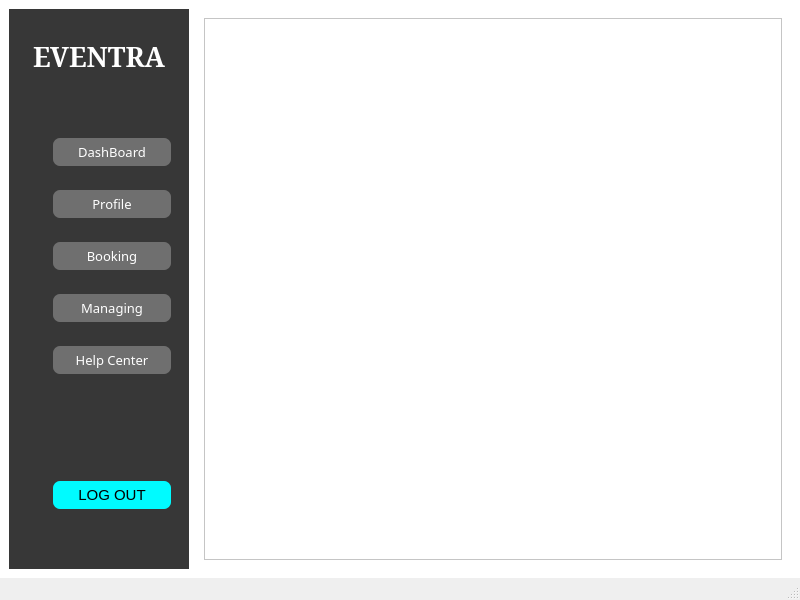
Above: dashboard.ui from Prabin-63/EMS before the change. Below: the same form after it.
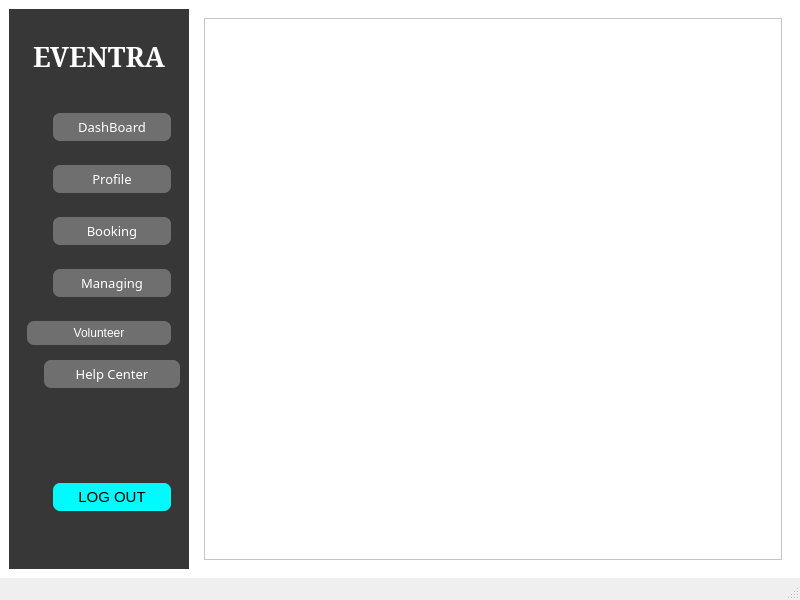
That is the form after the change. Icons and pictures are not drawn.

```diff
--- a/dashboard.ui
+++ b/dashboard.ui
@@ -407,6 +407,28 @@
            </property>
            <layout class="QHBoxLayout" name="horizontalLayout_12">
             <item>
+             <widget class="QPushButton" name="Volunteer">
+              <property name="styleSheet">
+               <string notr="true">QPushButton{
+color:white;
+	background-color: rgb(111, 111, 111);
+padding:5px;
+border:none;
+border-radius:7px;
+}
+QPushButton:hover{
+	background-color: rgb(188, 0, 188);
+}</string>
+              </property>
+              <property name="text">
+               <string>Volunteer</string>
+              </property>
+             </widget>
+            </item>
+           </layout>
+          </widget>
+         </item>
+         <item>
              <layout class="QHBoxLayout" name="horizontalLayout_11">
               <item>
                <widget class="QLabel" name="label_6">
@@ -466,9 +488,6 @@
               </item>
              </layout>
             </item>
-           </layout>
-          </widget>
-         </item>
          <item>
           <spacer name="verticalSpacer_4">
            <property name="orientation">
@@ -608,7 +627,7 @@
      <x>0</x>
      <y>0</y>
      <width>800</width>
-     <height>22</height>
+     <height>43</height>
     </rect>
    </property>
   </widget>
```
Lines whose indentation alone changed are shown as unchanged.
